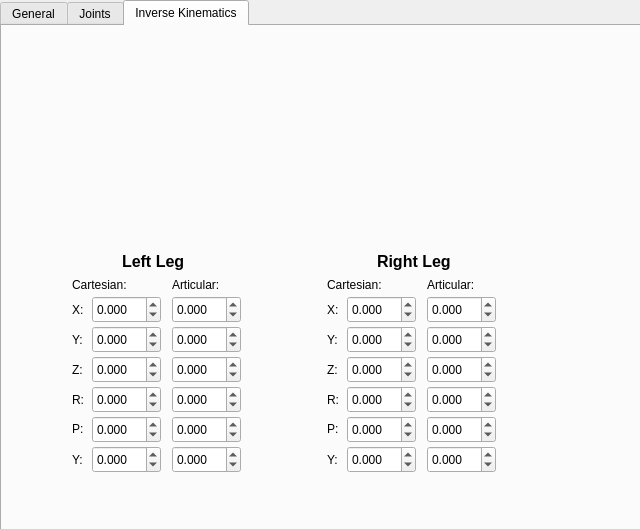
Old version of the form catkin_ws/src/hri/humanoid_gui/src/MainWindow.ui in the repository mnegretev/Humanoids.
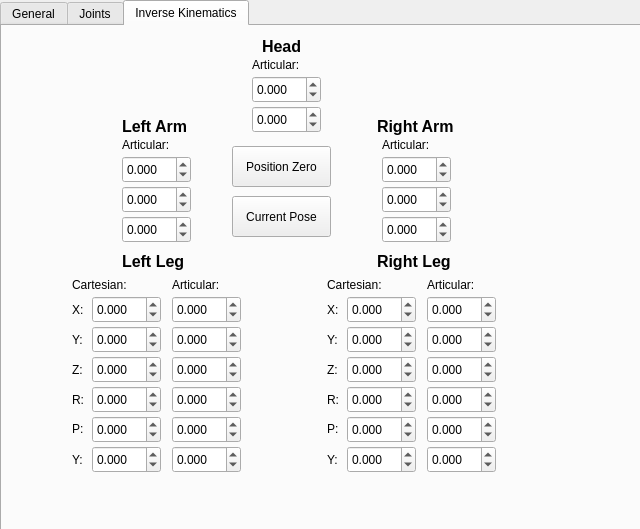
New version of the form.

Commit message: Modify cm730 node to power on servos on start. Modify cm730 node to publish all current angles. Cm730 node is now subscribed to goal positions of all joints Modify GUI: there are controls for all joints

```diff
--- a/catkin_ws/src/hri/humanoid_gui/src/MainWindow.ui
+++ b/catkin_ws/src/hri/humanoid_gui/src/MainWindow.ui
@@ -1316,6 +1316,304 @@
        <double>0.050000000000000</double>
       </property>
      </widget>
+     <widget class="QLabel" name="label_21">
+      <property name="geometry">
+       <rect>
+        <x>120</x>
+        <y>90</y>
+        <width>67</width>
+        <height>21</height>
+       </rect>
+      </property>
+      <property name="text">
+       <string>&lt;html&gt;&lt;head/&gt;&lt;body&gt;&lt;p&gt;&lt;span style=&quot; font-size:12pt; font-weight:600;&quot;&gt;Left Arm&lt;/span&gt;&lt;/p&gt;&lt;/body&gt;&lt;/html&gt;</string>
+      </property>
+      <property name="textFormat">
+       <enum>Qt::RichText</enum>
+      </property>
+     </widget>
+     <widget class="QDoubleSpinBox" name="sbArmLeft2">
+      <property name="geometry">
+       <rect>
+        <x>120</x>
+        <y>190</y>
+        <width>69</width>
+        <height>27</height>
+       </rect>
+      </property>
+      <property name="decimals">
+       <number>3</number>
+      </property>
+      <property name="minimum">
+       <double>-1.570000000000000</double>
+      </property>
+      <property name="maximum">
+       <double>1.570000000000000</double>
+      </property>
+      <property name="singleStep">
+       <double>0.050000000000000</double>
+      </property>
+     </widget>
+     <widget class="QDoubleSpinBox" name="sbArmLeft0">
+      <property name="geometry">
+       <rect>
+        <x>120</x>
+        <y>130</y>
+        <width>69</width>
+        <height>27</height>
+       </rect>
+      </property>
+      <property name="keyboardTracking">
+       <bool>true</bool>
+      </property>
+      <property name="decimals">
+       <number>3</number>
+      </property>
+      <property name="minimum">
+       <double>-1.570000000000000</double>
+      </property>
+      <property name="maximum">
+       <double>1.570000000000000</double>
+      </property>
+      <property name="singleStep">
+       <double>0.050000000000000</double>
+      </property>
+     </widget>
+     <widget class="QDoubleSpinBox" name="sbArmLeft1">
+      <property name="geometry">
+       <rect>
+        <x>120</x>
+        <y>160</y>
+        <width>69</width>
+        <height>27</height>
+       </rect>
+      </property>
+      <property name="decimals">
+       <number>3</number>
+      </property>
+      <property name="minimum">
+       <double>-1.570000000000000</double>
+      </property>
+      <property name="maximum">
+       <double>1.570000000000000</double>
+      </property>
+      <property name="singleStep">
+       <double>0.050000000000000</double>
+      </property>
+     </widget>
+     <widget class="QLabel" name="label_22">
+      <property name="geometry">
+       <rect>
+        <x>120</x>
+        <y>110</y>
+        <width>67</width>
+        <height>17</height>
+       </rect>
+      </property>
+      <property name="text">
+       <string>Articular:</string>
+      </property>
+     </widget>
+     <widget class="QLabel" name="label_23">
+      <property name="geometry">
+       <rect>
+        <x>375</x>
+        <y>90</y>
+        <width>81</width>
+        <height>21</height>
+       </rect>
+      </property>
+      <property name="text">
+       <string>&lt;html&gt;&lt;head/&gt;&lt;body&gt;&lt;p&gt;&lt;span style=&quot; font-size:12pt; font-weight:600;&quot;&gt;Right Arm&lt;/span&gt;&lt;/p&gt;&lt;/body&gt;&lt;/html&gt;</string>
+      </property>
+      <property name="textFormat">
+       <enum>Qt::RichText</enum>
+      </property>
+     </widget>
+     <widget class="QLabel" name="label_24">
+      <property name="geometry">
+       <rect>
+        <x>380</x>
+        <y>110</y>
+        <width>67</width>
+        <height>17</height>
+       </rect>
+      </property>
+      <property name="text">
+       <string>Articular:</string>
+      </property>
+     </widget>
+     <widget class="QDoubleSpinBox" name="sbArmRight2">
+      <property name="geometry">
+       <rect>
+        <x>380</x>
+        <y>190</y>
+        <width>69</width>
+        <height>27</height>
+       </rect>
+      </property>
+      <property name="decimals">
+       <number>3</number>
+      </property>
+      <property name="minimum">
+       <double>-1.570000000000000</double>
+      </property>
+      <property name="maximum">
+       <double>1.570000000000000</double>
+      </property>
+      <property name="singleStep">
+       <double>0.050000000000000</double>
+      </property>
+     </widget>
+     <widget class="QDoubleSpinBox" name="sbArmRight0">
+      <property name="geometry">
+       <rect>
+        <x>380</x>
+        <y>130</y>
+        <width>69</width>
+        <height>27</height>
+       </rect>
+      </property>
+      <property name="keyboardTracking">
+       <bool>true</bool>
+      </property>
+      <property name="decimals">
+       <number>3</number>
+      </property>
+      <property name="minimum">
+       <double>-1.570000000000000</double>
+      </property>
+      <property name="maximum">
+       <double>1.570000000000000</double>
+      </property>
+      <property name="singleStep">
+       <double>0.050000000000000</double>
+      </property>
+     </widget>
+     <widget class="QDoubleSpinBox" name="sbArmRight1">
+      <property name="geometry">
+       <rect>
+        <x>380</x>
+        <y>160</y>
+        <width>69</width>
+        <height>27</height>
+       </rect>
+      </property>
+      <property name="decimals">
+       <number>3</number>
+      </property>
+      <property name="minimum">
+       <double>-1.570000000000000</double>
+      </property>
+      <property name="maximum">
+       <double>1.570000000000000</double>
+      </property>
+      <property name="singleStep">
+       <double>0.050000000000000</double>
+      </property>
+     </widget>
+     <widget class="QLabel" name="label_25">
+      <property name="geometry">
+       <rect>
+        <x>260</x>
+        <y>10</y>
+        <width>41</width>
+        <height>21</height>
+       </rect>
+      </property>
+      <property name="text">
+       <string>&lt;html&gt;&lt;head/&gt;&lt;body&gt;&lt;p&gt;&lt;span style=&quot; font-size:12pt; font-weight:600;&quot;&gt;Head&lt;/span&gt;&lt;/p&gt;&lt;/body&gt;&lt;/html&gt;</string>
+      </property>
+      <property name="textFormat">
+       <enum>Qt::RichText</enum>
+      </property>
+     </widget>
+     <widget class="QLabel" name="label_26">
+      <property name="geometry">
+       <rect>
+        <x>250</x>
+        <y>30</y>
+        <width>67</width>
+        <height>17</height>
+       </rect>
+      </property>
+      <property name="text">
+       <string>Articular:</string>
+      </property>
+     </widget>
+     <widget class="QDoubleSpinBox" name="sbHead1">
+      <property name="geometry">
+       <rect>
+        <x>250</x>
+        <y>50</y>
+        <width>69</width>
+        <height>27</height>
+       </rect>
+      </property>
+      <property name="keyboardTracking">
+       <bool>true</bool>
+      </property>
+      <property name="decimals">
+       <number>3</number>
+      </property>
+      <property name="minimum">
+       <double>-1.570000000000000</double>
+      </property>
+      <property name="maximum">
+       <double>1.570000000000000</double>
+      </property>
+      <property name="singleStep">
+       <double>0.050000000000000</double>
+      </property>
+     </widget>
+     <widget class="QDoubleSpinBox" name="sbHead0">
+      <property name="geometry">
+       <rect>
+        <x>250</x>
+        <y>80</y>
+        <width>69</width>
+        <height>27</height>
+       </rect>
+      </property>
+      <property name="decimals">
+       <number>3</number>
+      </property>
+      <property name="minimum">
+       <double>-1.570000000000000</double>
+      </property>
+      <property name="maximum">
+       <double>1.570000000000000</double>
+      </property>
+      <property name="singleStep">
+       <double>0.050000000000000</double>
+      </property>
+     </widget>
+     <widget class="QPushButton" name="btnZeroPose">
+      <property name="geometry">
+       <rect>
+        <x>230</x>
+        <y>120</y>
+        <width>99</width>
+        <height>41</height>
+       </rect>
+      </property>
+      <property name="text">
+       <string>Position Zero</string>
+      </property>
+     </widget>
+     <widget class="QPushButton" name="btnCurrentPose">
+      <property name="geometry">
+       <rect>
+        <x>230</x>
+        <y>170</y>
+        <width>99</width>
+        <height>41</height>
+       </rect>
+      </property>
+      <property name="text">
+       <string>Current Pose</string>
+      </property>
+     </widget>
     </widget>
    </widget>
   </widget>
```
Left out of the diff: 12 changed lines with no effect on the pictures. The commit also changes 5 other files.
